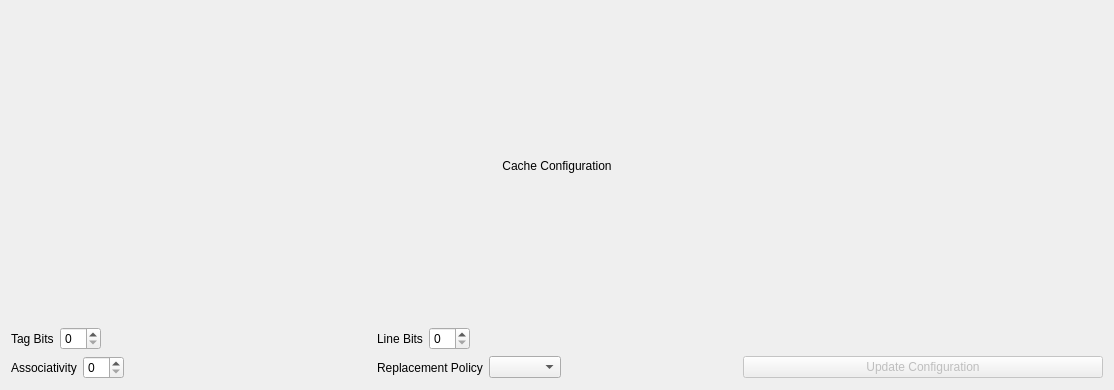
First picture: the form in pep9asm/cacheconfig.ui, repository StanWarford/pep9suite, before the edit.
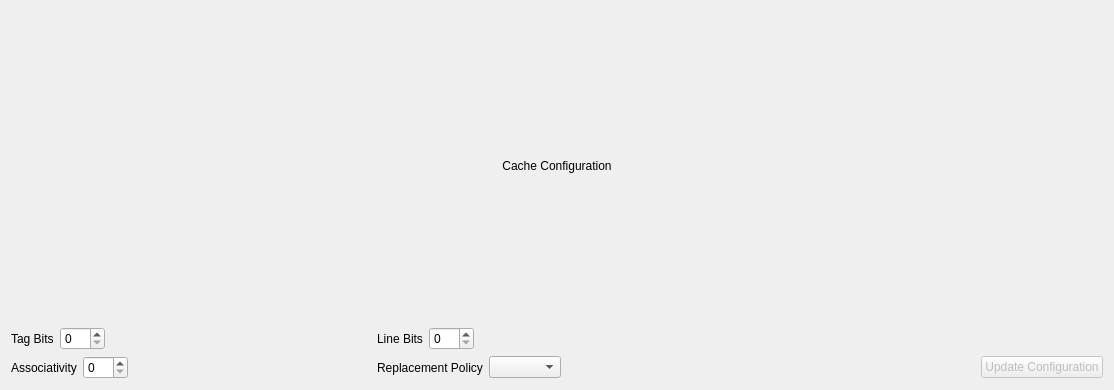
Second picture: the form after the edit.

```diff
--- a/pep9asm/cacheconfig.ui
+++ b/pep9asm/cacheconfig.ui
@@ -26,7 +26,14 @@
         </widget>
        </item>
        <item>
-        <widget class="QSpinBox" name="tagBits"/>
+        <widget class="QSpinBox" name="tagBits">
+         <property name="minimumSize">
+          <size>
+           <width>45</width>
+           <height>0</height>
+          </size>
+         </property>
+        </widget>
        </item>
        <item>
         <spacer name="horizontalSpacer">
@@ -53,7 +60,14 @@
         </widget>
        </item>
        <item>
-        <widget class="QSpinBox" name="indexBits"/>
+        <widget class="QSpinBox" name="indexBits">
+         <property name="minimumSize">
+          <size>
+           <width>45</width>
+           <height>0</height>
+          </size>
+         </property>
+        </widget>
        </item>
        <item>
         <spacer name="horizontalSpacer_2">
@@ -107,7 +121,14 @@
         </widget>
        </item>
        <item>
-        <widget class="QSpinBox" name="associativityNum"/>
+        <widget class="QSpinBox" name="associativityNum">
+         <property name="minimumSize">
+          <size>
+           <width>45</width>
+           <height>0</height>
+          </size>
+         </property>
+        </widget>
        </item>
        <item>
         <spacer name="horizontalSpacer_3">
@@ -134,16 +155,6 @@
        </property>
       </widget>
      </item>
-     <item row="3" column="5" colspan="2">
-      <widget class="QPushButton" name="updateButton">
-       <property name="enabled">
-        <bool>false</bool>
-       </property>
-       <property name="text">
-        <string>Update Configuration</string>
-       </property>
-      </widget>
-     </item>
      <item row="1" column="5" colspan="2">
       <widget class="QLabel" name="byteFieldBits">
        <property name="text">
@@ -151,6 +162,33 @@
        </property>
       </widget>
      </item>
+     <item row="3" column="5" colspan="2">
+      <layout class="QHBoxLayout" name="horizontalLayout_3">
+       <item>
+        <spacer name="horizontalSpacer_5">
+         <property name="orientation">
+          <enum>Qt::Horizontal</enum>
+         </property>
+         <property name="sizeHint" stdset="0">
+          <size>
+           <width>40</width>
+           <height>20</height>
+          </size>
+         </property>
+        </spacer>
+       </item>
+       <item>
+        <widget class="QPushButton" name="updateButton">
+         <property name="enabled">
+          <bool>false</bool>
+         </property>
+         <property name="text">
+          <string>Update Configuration</string>
+         </property>
+        </widget>
+       </item>
+      </layout>
+     </item>
     </layout>
    </item>
   </layout>
```
